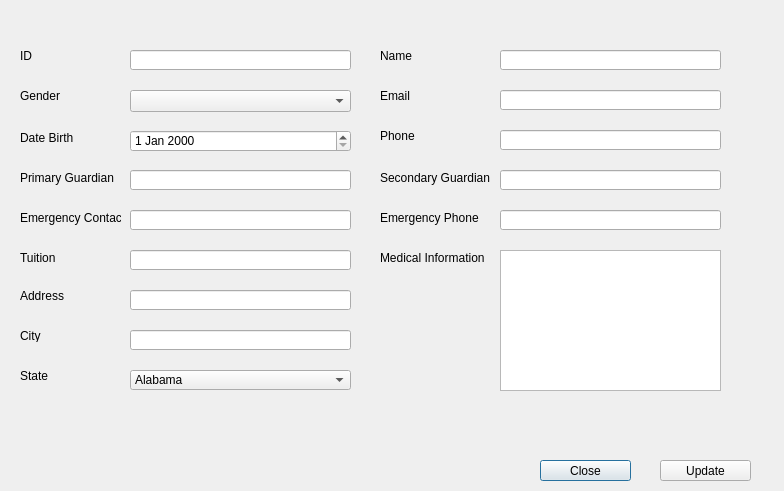
SDSMT-CSC464-F15/dancesoft, file together/Stuinfo.ui: the form before one commit.
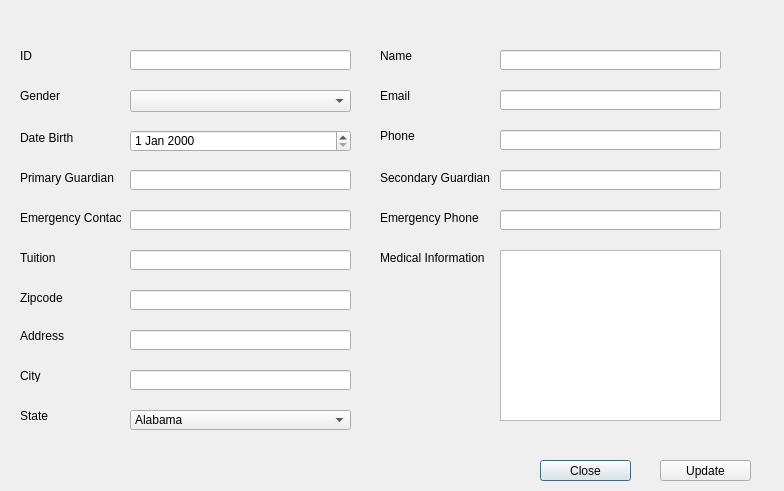
The form after the commit.

Diff of the .ui file:
```diff
--- a/together/Stuinfo.ui
+++ b/together/Stuinfo.ui
@@ -95,7 +95,7 @@
    <property name="geometry">
     <rect>
      <x>20</x>
-     <y>290</y>
+     <y>330</y>
      <width>54</width>
      <height>12</height>
     </rect>
@@ -304,7 +304,7 @@
      <x>500</x>
      <y>250</y>
      <width>221</width>
-     <height>141</height>
+     <height>171</height>
     </rect>
    </property>
   </widget>
@@ -312,7 +312,7 @@
    <property name="geometry">
     <rect>
      <x>130</x>
-     <y>290</y>
+     <y>330</y>
      <width>221</width>
      <height>20</height>
     </rect>
@@ -322,7 +322,7 @@
    <property name="geometry">
     <rect>
      <x>20</x>
-     <y>330</y>
+     <y>370</y>
      <width>54</width>
      <height>12</height>
     </rect>
@@ -335,7 +335,7 @@
    <property name="geometry">
     <rect>
      <x>20</x>
-     <y>370</y>
+     <y>410</y>
      <width>54</width>
      <height>12</height>
     </rect>
@@ -348,7 +348,7 @@
    <property name="geometry">
     <rect>
      <x>130</x>
-     <y>330</y>
+     <y>370</y>
      <width>221</width>
      <height>20</height>
     </rect>
@@ -378,7 +378,7 @@
    <property name="geometry">
     <rect>
      <x>130</x>
-     <y>370</y>
+     <y>410</y>
      <width>221</width>
      <height>20</height>
     </rect>
@@ -634,6 +634,29 @@
     </property>
    </item>
   </widget>
+  <widget class="QLineEdit" name="Zipcode_detail_lineEdit">
+   <property name="geometry">
+    <rect>
+     <x>130</x>
+     <y>290</y>
+     <width>221</width>
+     <height>20</height>
+    </rect>
+   </property>
+  </widget>
+  <widget class="QLabel" name="Zipcode_detail_label">
+   <property name="geometry">
+    <rect>
+     <x>20</x>
+     <y>290</y>
+     <width>101</width>
+     <height>16</height>
+    </rect>
+   </property>
+   <property name="text">
+    <string>Zipcode</string>
+   </property>
+  </widget>
  </widget>
  <resources/>
  <connections/>
```
